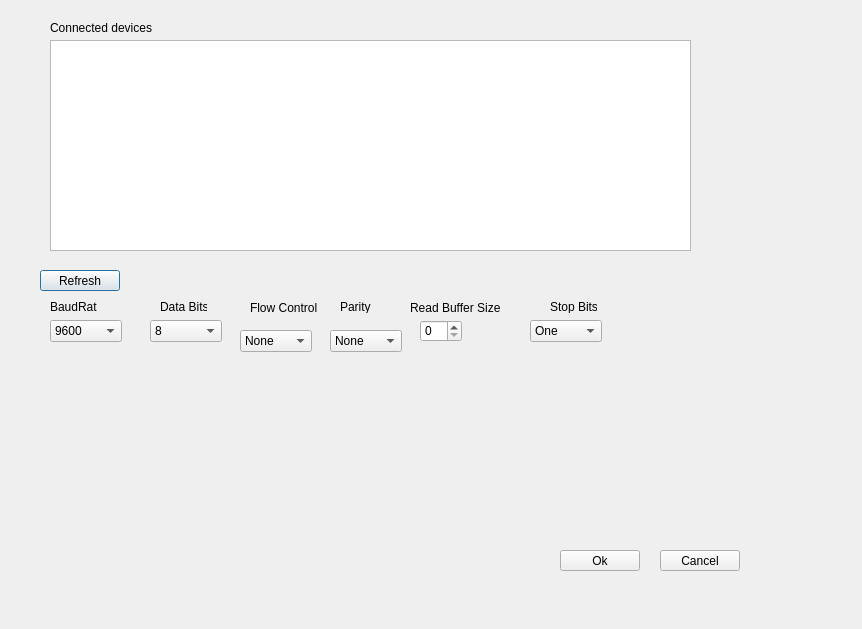
riacob/SerialGraphr, file serialconfigdialog.ui: the form before one commit.
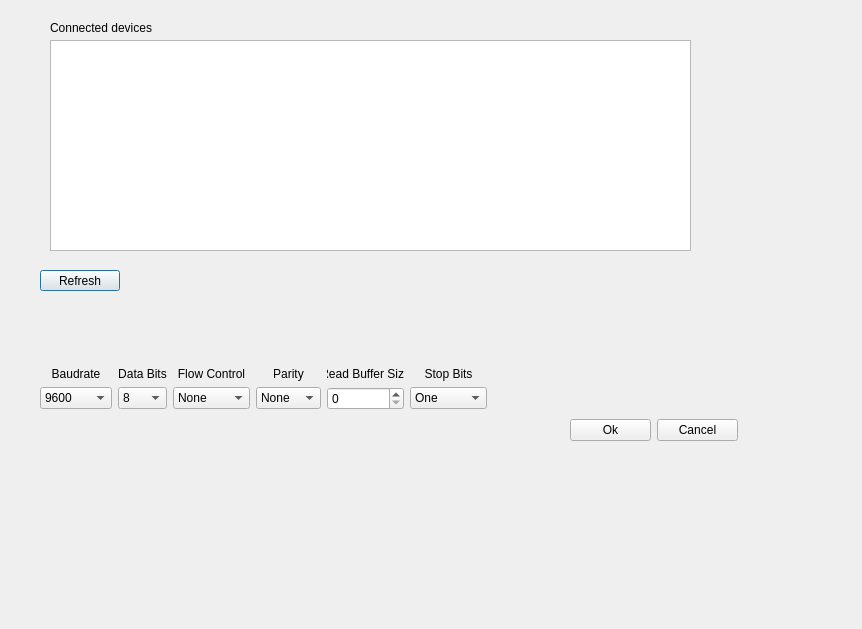
The form after the commit.

Patch:
```diff
--- a/serialconfigdialog.ui
+++ b/serialconfigdialog.ui
@@ -23,15 +23,44 @@
     </rect>
    </property>
   </widget>
+  <widget class="QPushButton" name="pushButtonRefreshDevices">
+   <property name="geometry">
+    <rect>
+     <x>40</x>
+     <y>270</y>
+     <width>80</width>
+     <height>21</height>
+    </rect>
+   </property>
+   <property name="text">
+    <string>Refresh</string>
+   </property>
+  </widget>
+  <widget class="QLabel" name="labelConnectedDevices">
+   <property name="geometry">
+    <rect>
+     <x>50</x>
+     <y>20</y>
+     <width>261</width>
+     <height>16</height>
+    </rect>
+   </property>
+   <property name="text">
+    <string>Connected devices</string>
+   </property>
+  </widget>
+  <widget class="QWidget" name="gridLayoutWidget">
+   <property name="geometry">
+    <rect>
+     <x>40</x>
+     <y>330</y>
+     <width>447</width>
+     <height>80</height>
+    </rect>
+   </property>
+   <layout class="QGridLayout" name="gridLayout">
+    <item row="1" column="1">
   <widget class="QComboBox" name="comboBoxBaudRate">
-   <property name="geometry">
-    <rect>
-     <x>50</x>
-     <y>320</y>
-     <width>72</width>
-     <height>22</height>
-    </rect>
-   </property>
    <property name="currentIndex">
     <number>3</number>
    </property>
@@ -76,41 +105,61 @@
     </property>
    </item>
   </widget>
-  <widget class="QLabel" name="labelBaudRate">
-   <property name="geometry">
-    <rect>
-     <x>50</x>
-     <y>300</y>
-     <width>47</width>
-     <height>13</height>
-    </rect>
-   </property>
+    </item>
+    <item row="0" column="5">
+     <widget class="QLabel" name="labelReadBufferSize">
    <property name="text">
-    <string>BaudRate</string>
-   </property>
-  </widget>
+       <string>Read Buffer Size</string>
+      </property>
+      <property name="alignment">
+       <set>Qt::AlignBottom|Qt::AlignHCenter</set>
+      </property>
+     </widget>
+    </item>
+    <item row="0" column="2">
   <widget class="QLabel" name="labelDataBits">
-   <property name="geometry">
-    <rect>
-     <x>160</x>
-     <y>300</y>
-     <width>47</width>
-     <height>13</height>
-    </rect>
-   </property>
    <property name="text">
     <string>Data Bits</string>
    </property>
-  </widget>
+      <property name="alignment">
+       <set>Qt::AlignBottom|Qt::AlignHCenter</set>
+      </property>
+     </widget>
+    </item>
+    <item row="0" column="3">
+     <widget class="QLabel" name="labelFlowControl">
+      <property name="text">
+       <string>Flow Control</string>
+      </property>
+      <property name="alignment">
+       <set>Qt::AlignBottom|Qt::AlignHCenter</set>
+      </property>
+     </widget>
+    </item>
+    <item row="1" column="3">
+     <widget class="QComboBox" name="comboBoxFlowControl">
+      <item>
+       <property name="text">
+        <string>None</string>
+       </property>
+      </item>
+      <item>
+       <property name="text">
+        <string>Hardware</string>
+       </property>
+      </item>
+      <item>
+       <property name="text">
+        <string>Software</string>
+       </property>
+      </item>
+     </widget>
+    </item>
+    <item row="1" column="5">
+     <widget class="QSpinBox" name="spinBoxBufferSize"/>
+    </item>
+    <item row="1" column="2">
   <widget class="QComboBox" name="comboBoxDataBits">
-   <property name="geometry">
-    <rect>
-     <x>150</x>
-     <y>320</y>
-     <width>72</width>
-     <height>22</height>
-    </rect>
-   </property>
    <property name="currentIndex">
     <number>3</number>
    </property>
@@ -135,102 +184,29 @@
     </property>
    </item>
   </widget>
-  <widget class="QLabel" name="labelFlowControl">
-   <property name="geometry">
-    <rect>
-     <x>250</x>
-     <y>300</y>
-     <width>71</width>
-     <height>16</height>
-    </rect>
-   </property>
-   <property name="text">
-    <string>Flow Control</string>
-   </property>
-  </widget>
+    </item>
+    <item row="0" column="4">
   <widget class="QLabel" name="label">
-   <property name="geometry">
-    <rect>
-     <x>340</x>
-     <y>300</y>
-     <width>47</width>
-     <height>13</height>
-    </rect>
-   </property>
    <property name="text">
     <string>Parity</string>
    </property>
-  </widget>
-  <widget class="QSpinBox" name="spinBoxBufferSize">
-   <property name="geometry">
-    <rect>
-     <x>420</x>
-     <y>320</y>
-     <width>42</width>
-     <height>22</height>
-    </rect>
-   </property>
-  </widget>
-  <widget class="QLabel" name="labelReadBufferSize">
-   <property name="geometry">
-    <rect>
-     <x>410</x>
-     <y>300</y>
-     <width>121</width>
-     <height>16</height>
-    </rect>
-   </property>
-   <property name="text">
-    <string>Read Buffer Size</string>
-   </property>
-  </widget>
-  <widget class="QLabel" name="labelStopBits">
-   <property name="geometry">
-    <rect>
-     <x>550</x>
-     <y>300</y>
-     <width>47</width>
-     <height>13</height>
-    </rect>
-   </property>
-   <property name="text">
-    <string>Stop Bits</string>
-   </property>
-  </widget>
-  <widget class="QComboBox" name="comboBoxFlowControl">
-   <property name="geometry">
-    <rect>
-     <x>240</x>
-     <y>330</y>
-     <width>72</width>
-     <height>22</height>
-    </rect>
-   </property>
-   <item>
-    <property name="text">
-     <string>None</string>
-    </property>
-   </item>
-   <item>
+      <property name="alignment">
+       <set>Qt::AlignBottom|Qt::AlignHCenter</set>
+      </property>
+     </widget>
+    </item>
+    <item row="0" column="1">
+     <widget class="QLabel" name="labelBaudRate">
     <property name="text">
-     <string>Hardware</string>
-    </property>
-   </item>
-   <item>
-    <property name="text">
-     <string>Software</string>
-    </property>
-   </item>
-  </widget>
+       <string>Baudrate</string>
+      </property>
+      <property name="alignment">
+       <set>Qt::AlignBottom|Qt::AlignHCenter</set>
+      </property>
+     </widget>
+    </item>
+    <item row="1" column="4">
   <widget class="QComboBox" name="comboBoxParity">
-   <property name="geometry">
-    <rect>
-     <x>330</x>
-     <y>330</y>
-     <width>72</width>
-     <height>22</height>
-    </rect>
-   </property>
    <item>
     <property name="text">
      <string>None</string>
@@ -257,15 +233,19 @@
     </property>
    </item>
   </widget>
+    </item>
+    <item row="0" column="6">
+     <widget class="QLabel" name="labelStopBits">
+      <property name="text">
+       <string>Stop Bits</string>
+      </property>
+      <property name="alignment">
+       <set>Qt::AlignBottom|Qt::AlignHCenter</set>
+      </property>
+     </widget>
+    </item>
+    <item row="1" column="6">
   <widget class="QComboBox" name="comboBoxStopBits">
-   <property name="geometry">
-    <rect>
-     <x>530</x>
-     <y>320</y>
-     <width>72</width>
-     <height>22</height>
-    </rect>
-   </property>
    <item>
     <property name="text">
      <string>One</string>
@@ -282,57 +262,34 @@
     </property>
    </item>
   </widget>
-  <widget class="QPushButton" name="pushButtonRefreshDevices">
+    </item>
+   </layout>
+  </widget>
+  <widget class="QWidget" name="horizontalLayoutWidget">
    <property name="geometry">
     <rect>
-     <x>40</x>
-     <y>270</y>
-     <width>80</width>
-     <height>21</height>
+     <x>570</x>
+     <y>390</y>
+     <width>168</width>
+     <height>80</height>
     </rect>
    </property>
-   <property name="text">
-    <string>Refresh</string>
-   </property>
-  </widget>
+   <layout class="QHBoxLayout" name="horizontalLayout">
+    <item>
   <widget class="QPushButton" name="pushButtonExitOk">
-   <property name="geometry">
-    <rect>
-     <x>560</x>
-     <y>550</y>
-     <width>80</width>
-     <height>21</height>
-    </rect>
-   </property>
    <property name="text">
     <string>Ok</string>
    </property>
   </widget>
+    </item>
+    <item>
   <widget class="QPushButton" name="pushButtonExitCancel">
-   <property name="geometry">
-    <rect>
-     <x>660</x>
-     <y>550</y>
-     <width>80</width>
-     <height>21</height>
-    </rect>
-   </property>
    <property name="text">
     <string>Cancel</string>
    </property>
   </widget>
-  <widget class="QLabel" name="labelConnectedDevices">
-   <property name="geometry">
-    <rect>
-     <x>50</x>
-     <y>20</y>
-     <width>261</width>
-     <height>16</height>
-    </rect>
-   </property>
-   <property name="text">
-    <string>Connected devices</string>
-   </property>
+    </item>
+   </layout>
   </widget>
  </widget>
  <resources/>
```
Lines whose indentation alone changed are shown as unchanged.
